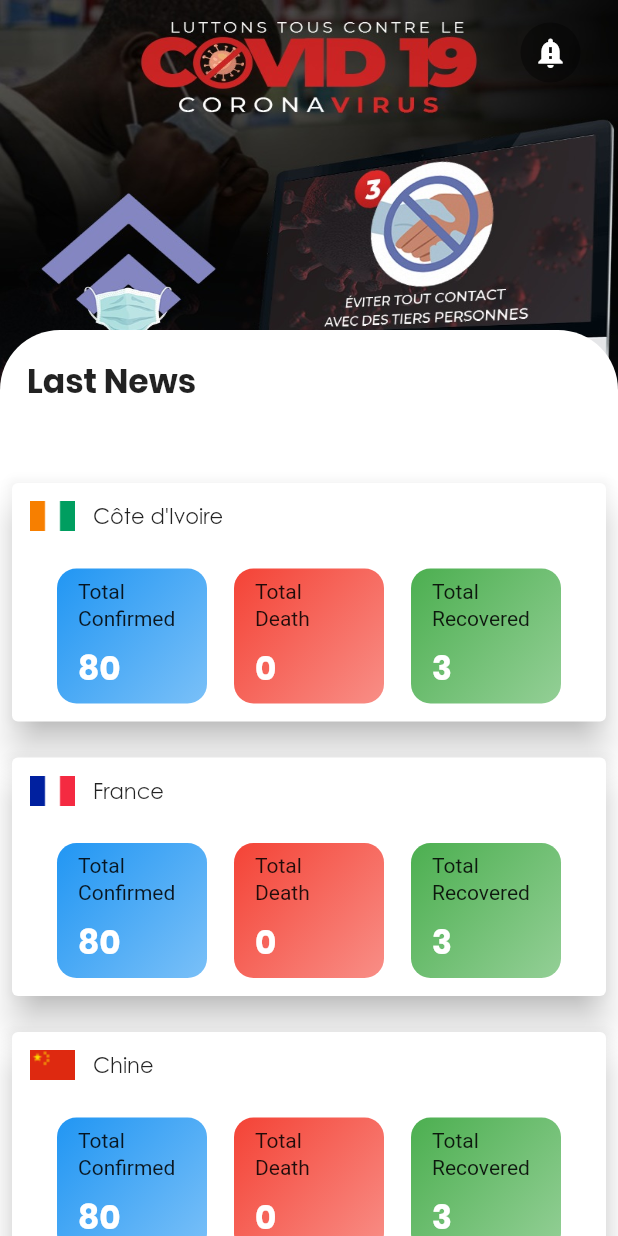
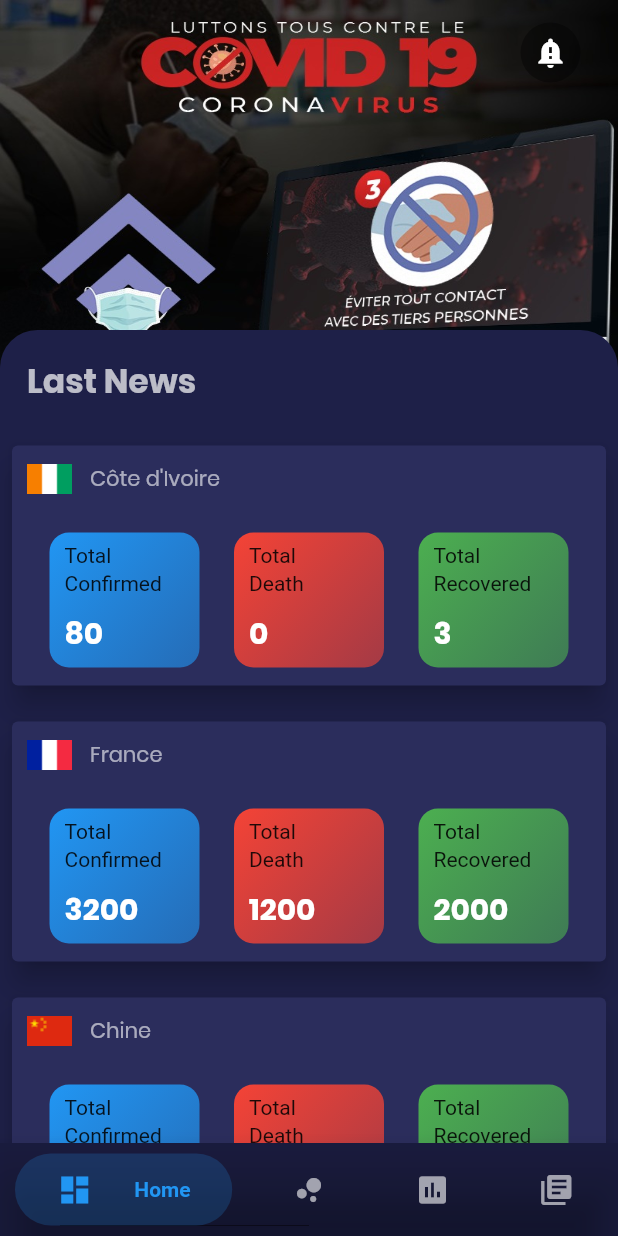
Before and after one commit to DK-codeur/covid19_summary_app, a Flutter app: the screen it shows after launch, on a phone screen of 412 x 824 dp. Run offline on Flutter 3.47's test engine with Material 2 defaults, Android fonts, the phone set to English and light mode, and no system bars; drawn by our look-alikes of bubble_bottom_bar.

Commit message:
bottomNavigationBar

```diff
--- a/lib/screens/dashbord_screen.dart
+++ b/lib/screens/dashbord_screen.dart
@@ -1,3 +1,6 @@
+import 'package:bubble_bottom_bar/bubble_bottom_bar.dart';
+import 'package:covid19_summary_app/screens/home_screen.dart';
+import 'package:covid19_summary_app/shared/functions.dart';
 import 'package:covid19_summary_app/widget/latest_new.dart';
 
 import '../shared/colors.dart';
@@ -9,89 +12,30 @@ class DashbordScreen extends StatefulWidget {
 }
 
 class _DashbordScreenState extends State<DashbordScreen> {
+
+  int _selectedIndex = 0;
+
+  void _onItemTapped(int index) {
+    setState(() {
+      _selectedIndex = index;
+    });
+  }
+
+  final _tabs = [
+    HomeScreen(),
+    Scaffold(body: Center(child: Text('another'),)),
+    Scaffold(body: Center(child: Text('another2'),)),
+    Scaffold(body: Center(child: Text('another3'),)),
+  ];
+
   @override
   Widget build(BuildContext context) {
     return SafeArea(
       child: Scaffold(
         backgroundColor: primaryDark2,
-        body: SingleChildScrollView(
-          child: Column(
-            children: <Widget>[
-              Stack(
-                children: <Widget>[
-                  Container(
-                    height: MediaQuery.of(context).size.height /2.3,
-                    // width: double.infinity,
-                    decoration: BoxDecoration(
-                      image: DecorationImage(
-                        fit: BoxFit.fill,
-                        image: AssetImage(
-                          'assets/images/n1.jpg',
-                        )
-                      )
-                    ),
-                  ),
+        body: _tabs[_selectedIndex],
 
-                  Container(
-                    width: MediaQuery.of(context).size.width,
-                    padding: EdgeInsets.symmetric(horizontal: 10),
-                    margin: EdgeInsets.only(top: 15, right: 15),
-                    child: Row(
-                      mainAxisAlignment: MainAxisAlignment.end,
-                      children: <Widget>[
-                        CircleAvatar(
-                          backgroundColor: Colors.black38,
-                          child: Icon(Icons.notification_important, color: Colors.white,)
-                        ),
-                      ],
-                    ),
-                  ),
-
-                  Container(
-                    width: MediaQuery.of(context).size.width,
-                    margin: EdgeInsets.only(top: 220),
-                    decoration: BoxDecoration(
-                      color: Colors.white,
-                      borderRadius: BorderRadius.only(
-                        topLeft: Radius.circular(40),
-                        topRight: Radius.circular(40),
-                      )
-                    ),
-                    child: Padding(
-                      padding: EdgeInsets.all(4.0),
-                      child: Column(
-                        children: <Widget>[
-                          Padding(
-                            padding: const EdgeInsets.all(14.0),
-                            child: Row(
-                              children: <Widget>[
-                                Text(
-                                  'Last News',
-                                  style: TextStyle(
-                                    fontSize: 22.0,
-                                    fontWeight: FontWeight.bold,
-                                    fontFamily: 'Poppins',
-                                  ),
-                                ),
-                              ],
-                            ),
-                          ),
-
-                          SizedBox(height: 25.0,),
-
-                          LatestNew(country: "Côte d'Ivoire", flag: 'ci.png',),
-                          LatestNew(country: "France", flag: 'fr.png',),
-                          LatestNew(country: "Chine", flag: 'cn.png',),
-                        ],
-                      ),
-                    ),
-
-                  )
-                ],
-              ),
-            ],
-          ),
-        ),
+        bottomNavigationBar: buildBubbleBottomBar(_selectedIndex, _onItemTapped),
       ),
     );
   }
@@ -99,4 +43,6 @@ class _DashbordScreenState extends State<DashbordScreen> {
 
 
 
+
+
 }
--- /dev/null
+++ b/lib/screens/home_screen.dart
@@ -0,0 +1,93 @@
+import 'package:flutter/material.dart';
+import '../shared/colors.dart';
+import '../widget/latest_new.dart';
+
+class HomeScreen extends StatefulWidget {
+  @override
+  _HomeScreenState createState() => _HomeScreenState();
+}
+
+class _HomeScreenState extends State<HomeScreen> {
+  @override
+  Widget build(BuildContext context) {
+    return SingleChildScrollView(
+        child: Column(
+          children: <Widget>[
+            Stack(
+              children: <Widget>[
+                Container(
+                  height: MediaQuery.of(context).size.height /2.3,
+                  // width: double.infinity,
+                  decoration: BoxDecoration(
+                    image: DecorationImage(
+                      fit: BoxFit.fill,
+                      image: AssetImage(
+                        'assets/images/n1.jpg',
+                      )
+                    )
+                  ),
+                ),
+
+                Container(
+                  width: MediaQuery.of(context).size.width,
+                  padding: EdgeInsets.symmetric(horizontal: 10),
+                  margin: EdgeInsets.only(top: 15, right: 15),
+                  child: Row(
+                    mainAxisAlignment: MainAxisAlignment.end,
+                    children: <Widget>[
+                      CircleAvatar(
+                        backgroundColor: Colors.black38,
+                        child: Icon(Icons.notification_important, color: Colors.white,)
+                      ),
+                    ],
+                  ),
+                ),
+
+                Container(
+                  width: MediaQuery.of(context).size.width,
+                  margin: EdgeInsets.only(top: 220),
+                  decoration: BoxDecoration(
+                    color: primaryDark2,
+                    borderRadius: BorderRadius.only(
+                      topLeft: Radius.circular(25),
+                      topRight: Radius.circular(25),
+                    )
+                  ),
+                  child: Padding(
+                    padding: EdgeInsets.all(4.0),
+                    child: Column(
+                      children: <Widget>[
+                        Padding(
+                          padding: const EdgeInsets.all(14.0),
+                          child: Row(
+                            children: <Widget>[
+                              Text(
+                                'Last News',
+                                style: TextStyle(
+                                  fontSize: 22.0,
+                                  fontFamily: 'Poppins',
+                                  fontWeight: FontWeight.bold,
+                                  color: Colors.white70
+                                ),
+                              ),
+                            ],
+                          ),
+                        ),
+
+                        SizedBox(height: 0,),
+
+                        LatestNew(country: "Côte d'Ivoire", flag: 'ci.png', totalConf: 80, totalDeath: 0, totalRecov: 3,),
+                        LatestNew(country: "France", flag: 'fr.png', totalConf: 3200, totalDeath: 1200, totalRecov: 2000,),
+                        LatestNew(country: "Chine", flag: 'cn.png', totalConf: 5300, totalDeath: 300, totalRecov: 5000,),
+                      ],
+                    ),
+                  ),
+
+                )
+              ],
+            ),
+          ],
+        ),
+      );
+  }
+}
--- a/lib/shared/colors.dart
+++ b/lib/shared/colors.dart
@@ -4,3 +4,4 @@ import 'package:flutter/material.dart';
 const Color primaryDark = Color.fromRGBO(43, 45, 92, 1);
 const Color primaryDark2 = Color.fromRGBO(30, 32, 72, 1);
 const Color dark = Color(0xFF4A4A58);
+const Color whiteColor = Colors.white60;
--- a/lib/shared/functions.dart
+++ b/lib/shared/functions.dart
@@ -1,5 +1,7 @@
 import 'package:flutter/material.dart';
+import 'package:bubble_bottom_bar/bubble_bottom_bar.dart';
 
+  //buildContainer
   Container buildContainer(String title, int numb, Color color1, Color color2,) {
     return Container(
       height: 90,
@@ -13,7 +15,7 @@ import 'package:flutter/material.dart';
         )
       ),
       child: Padding(
-        padding: const EdgeInsets.symmetric(horizontal: 14.0, vertical: 6),
+        padding: const EdgeInsets.symmetric(horizontal: 10.0, vertical: 6),
         child: Column(
           crossAxisAlignment: CrossAxisAlignment.start,
           mainAxisAlignment: MainAxisAlignment.spaceAround,
@@ -24,7 +26,7 @@ import 'package:flutter/material.dart';
             Text(
               '$numb',
               style: TextStyle(
-                fontSize: 22.0,
+                fontSize: 20.0,
                 fontWeight: FontWeight.bold,
                 fontFamily: 'Poppins',
                 color: Colors.white
@@ -35,3 +37,26 @@ import 'package:flutter/material.dart';
       ),
     );
   }
+
+
+  //BubbleBottomBar
+  BubbleBottomBar buildBubbleBottomBar(int selectedIndex, void Function(int) onItemTapped) {
+    return BubbleBottomBar(
+      opacity: 0.2,
+      backgroundColor: Colors.black12,
+      currentIndex: selectedIndex,
+      onTap: onItemTapped,
+      borderRadius: BorderRadius.vertical(top: Radius.circular(16)),
+      elevation: 12,
+      // fabLocation: BubbleBottomBarFabLocation.end, //new
+      hasNotch: true, //new
+      hasInk: true, //new, gives a cute ink effect
+      inkColor: Colors.black12, //optional, uses theme color if not specified
+      items: <BubbleBottomBarItem>[
+          BubbleBottomBarItem(backgroundColor: Colors.blue, icon: Icon(Icons.dashboard, color: Colors.white60,), activeIcon: Icon(Icons.dashboard, color: Colors.blue,), title: Text("Home")),
+          BubbleBottomBarItem(backgroundColor: Colors.blue, icon: Icon(Icons.bubble_chart, color: Colors.white60,), activeIcon: Icon(Icons.bubble_chart, color: Colors.blue,), title: Text("Summary")),
+          BubbleBottomBarItem(backgroundColor: Colors.blue, icon: Icon(Icons.insert_chart, color: Colors.white60,), activeIcon: Icon(Icons.insert_chart, color: Colors.blue,), title: Text("Stats")),
+          BubbleBottomBarItem(backgroundColor: Colors.blue, icon: Icon(Icons.library_books, color: Colors.white60,), activeIcon: Icon(Icons.library_books, color: Colors.blue,), title: Text("News"))
+      ],
+    );
+  }
--- a/lib/widget/latest_new.dart
+++ b/lib/widget/latest_new.dart
@@ -1,11 +1,15 @@
+import 'package:covid19_summary_app/shared/colors.dart';
 import 'package:covid19_summary_app/shared/functions.dart';
 import 'package:flutter/material.dart';
 
 class LatestNew extends StatelessWidget {
   final String country;
   final String flag;
+  final int totalConf;
+  final int totalDeath;
+  final int totalRecov;
 
-  const LatestNew({Key key, this.country, this.flag}) : super(key: key);
+  const LatestNew({Key key, this.country, this.flag, this.totalConf, this.totalDeath, this.totalRecov}) : super(key: key);
 
   @override
   Widget build(BuildContext context) {
@@ -13,12 +17,15 @@ class LatestNew extends StatelessWidget {
       // width: MediaQuery.of(context).size.width * 0.98,
       margin: EdgeInsets.symmetric(vertical: 8.0),
       child: Card(
-        elevation: 10,
+        elevation: 8.0,
+        color: primaryDark,
         child: Padding(
-          padding: const EdgeInsets.all(12.0),
+          padding: const EdgeInsets.symmetric(vertical: 12.0, horizontal: 2.0),
           child: Column(
             children: <Widget>[
-              Row(
+              Padding(
+                padding: const EdgeInsets.symmetric(horizontal: 8.0),
+                child: Row(
                   children: <Widget>[
                     Image.asset(
                       'assets/images/$flag'
@@ -27,19 +34,21 @@ class LatestNew extends StatelessWidget {
                     Text(
                       country,
                       style: TextStyle(
-                      fontFamily: 'CenturyGothic'
+                        fontFamily: 'Poppins',
+                        color: whiteColor
                       ),
                     )
                   ],
+                ),
               ),
 
               SizedBox(height: 25.0,),
               Row(
                 mainAxisAlignment: MainAxisAlignment.spaceEvenly,
                 children: <Widget>[
-                  buildContainer('Confirmed', 80, Colors.blue, Colors.blue.withOpacity(0.6),),
-                  buildContainer('Death', 0, Colors.red, Colors.red.withOpacity(0.6),),
-                  buildContainer('Recovered', 3, Colors.green, Colors.green.withOpacity(0.6),),
+                  buildContainer('Confirmed', totalConf, Colors.blue, Colors.blue.withOpacity(0.6),),
+                  buildContainer('Death', totalDeath, Colors.red, Colors.red.withOpacity(0.6),),
+                  buildContainer('Recovered', totalRecov, Colors.green, Colors.green.withOpacity(0.6),),
                 ],
               )
             ],
--- a/pubspec.yaml
+++ b/pubspec.yaml
@@ -19,6 +19,8 @@ environment:
 dependencies:
   flutter:
     sdk: flutter
+  bubble_bottom_bar: ^1.2.0
+  carousel_pro: ^1.0.0
 
   # The following adds the Cupertino Icons font to your application.
   # Use with the CupertinoIcons class for iOS style icons.
```
Also changed, not shown: pubspec.lock. Lines whose indentation alone changed are shown as unchanged.
